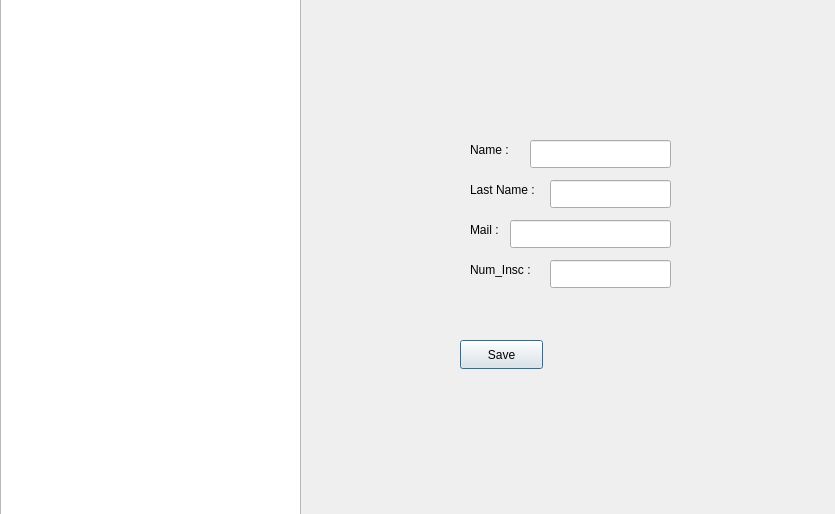
Old version of the form ProjectPV/etudiant/etudiant.ui in the repository Yassine-Mhirsi/ProjectPV.
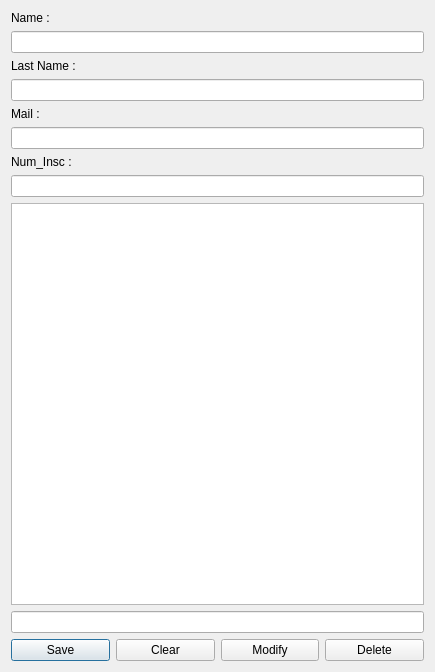
New version of the form.

```diff
--- a/ProjectPV/etudiant/etudiant.ui
+++ b/ProjectPV/etudiant/etudiant.ui
@@ -6,128 +6,114 @@
    <rect>
     <x>0</x>
     <y>0</y>
-    <width>835</width>
-    <height>514</height>
+    <width>435</width>
+    <height>672</height>
    </rect>
   </property>
   <property name="windowTitle">
    <string>Dialog</string>
   </property>
-  <widget class="QLineEdit" name="mail_lineEdit">
-   <property name="geometry">
-    <rect>
-     <x>510</x>
-     <y>220</y>
-     <width>161</width>
-     <height>28</height>
-    </rect>
-   </property>
-  </widget>
-  <widget class="QLabel" name="label_5">
-   <property name="geometry">
-    <rect>
-     <x>470</x>
-     <y>220</y>
-     <width>63</width>
-     <height>20</height>
-    </rect>
-   </property>
-   <property name="text">
-    <string>Mail : </string>
-   </property>
-  </widget>
-  <widget class="QLabel" name="label_4">
-   <property name="geometry">
-    <rect>
-     <x>470</x>
-     <y>180</y>
-     <width>91</width>
-     <height>20</height>
-    </rect>
-   </property>
-   <property name="text">
-    <string>Last Name : </string>
-   </property>
-  </widget>
-  <widget class="QLabel" name="label_3">
-   <property name="geometry">
-    <rect>
-     <x>470</x>
-     <y>140</y>
-     <width>63</width>
-     <height>20</height>
-    </rect>
-   </property>
-   <property name="text">
-    <string>Name : </string>
-   </property>
-  </widget>
-  <widget class="QLabel" name="label_6">
-   <property name="geometry">
-    <rect>
-     <x>470</x>
-     <y>260</y>
-     <width>91</width>
-     <height>20</height>
-    </rect>
-   </property>
-   <property name="text">
-    <string>Num_Insc : </string>
-   </property>
-  </widget>
-  <widget class="QLineEdit" name="numinsc_lineEdit">
-   <property name="geometry">
-    <rect>
-     <x>550</x>
-     <y>260</y>
-     <width>121</width>
-     <height>28</height>
-    </rect>
-   </property>
-  </widget>
-  <widget class="QLineEdit" name="name_lineEdit">
-   <property name="geometry">
-    <rect>
-     <x>530</x>
-     <y>140</y>
-     <width>141</width>
-     <height>28</height>
-    </rect>
-   </property>
-  </widget>
-  <widget class="QLineEdit" name="lastname_lineEdit">
-   <property name="geometry">
-    <rect>
-     <x>550</x>
-     <y>180</y>
-     <width>121</width>
-     <height>28</height>
-    </rect>
-   </property>
-  </widget>
-  <widget class="QListView" name="etudiant_listView">
-   <property name="geometry">
-    <rect>
-     <x>0</x>
-     <y>-10</y>
-     <width>301</width>
-     <height>531</height>
-    </rect>
-   </property>
-  </widget>
-  <widget class="QPushButton" name="add_pushButton">
-   <property name="geometry">
-    <rect>
-     <x>460</x>
-     <y>340</y>
-     <width>83</width>
-     <height>29</height>
-    </rect>
-   </property>
-   <property name="text">
-    <string>Save</string>
-   </property>
-  </widget>
+  <layout class="QVBoxLayout" name="verticalLayout_4">
+   <item>
+    <layout class="QVBoxLayout" name="verticalLayout_3">
+     <item>
+      <layout class="QVBoxLayout" name="verticalLayout_2">
+       <item>
+        <widget class="QLabel" name="label_3">
+         <property name="text">
+          <string>Name : </string>
+         </property>
+        </widget>
+       </item>
+       <item>
+        <widget class="QLineEdit" name="name_lineEdit"/>
+       </item>
+       <item>
+        <widget class="QLabel" name="label_4">
+         <property name="text">
+          <string>Last Name : </string>
+         </property>
+        </widget>
+       </item>
+       <item>
+        <widget class="QLineEdit" name="lastname_lineEdit"/>
+       </item>
+       <item>
+        <widget class="QLabel" name="label_5">
+         <property name="text">
+          <string>Mail : </string>
+         </property>
+        </widget>
+       </item>
+       <item>
+        <widget class="QLineEdit" name="mail_lineEdit"/>
+       </item>
+       <item>
+        <widget class="QLabel" name="label_6">
+         <property name="text">
+          <string>Num_Insc : </string>
+         </property>
+        </widget>
+       </item>
+       <item>
+        <widget class="QLineEdit" name="numinsc_lineEdit"/>
+       </item>
+      </layout>
+     </item>
+     <item>
+      <layout class="QVBoxLayout" name="verticalLayout"/>
+     </item>
+     <item>
+      <widget class="QTableView" name="tableView">
+       <property name="styleSheet">
+        <string notr="true"/>
+       </property>
+       <attribute name="horizontalHeaderDefaultSectionSize">
+        <number>140</number>
+       </attribute>
+       <attribute name="verticalHeaderVisible">
+        <bool>false</bool>
+       </attribute>
+      </widget>
+     </item>
+     <item>
+      <widget class="QLineEdit" name="searchbar"/>
+     </item>
+     <item>
+      <layout class="QHBoxLayout" name="horizontalLayout">
+       <item>
+        <widget class="QPushButton" name="add_pushButton">
+         <property name="text">
+          <string>Save</string>
+         </property>
+        </widget>
+       </item>
+       <item>
+        <widget class="QPushButton" name="clear_pushButton">
+         <property name="text">
+          <string>Clear</string>
+         </property>
+        </widget>
+       </item>
+       <item>
+        <widget class="QPushButton" name="modify_pushButton">
+         <property name="text">
+          <string>Modify</string>
+         </property>
+        </widget>
+       </item>
+       <item>
+        <widget class="QPushButton" name="delete_pushButton">
+         <property name="text">
+          <string>Delete</string>
+         </property>
+        </widget>
+       </item>
+      </layout>
+     </item>
+    </layout>
+   </item>
+  </layout>
  </widget>
  <resources/>
  <connections/>
```
Left out of the diff: 11 changed lines with no effect on the pictures.
